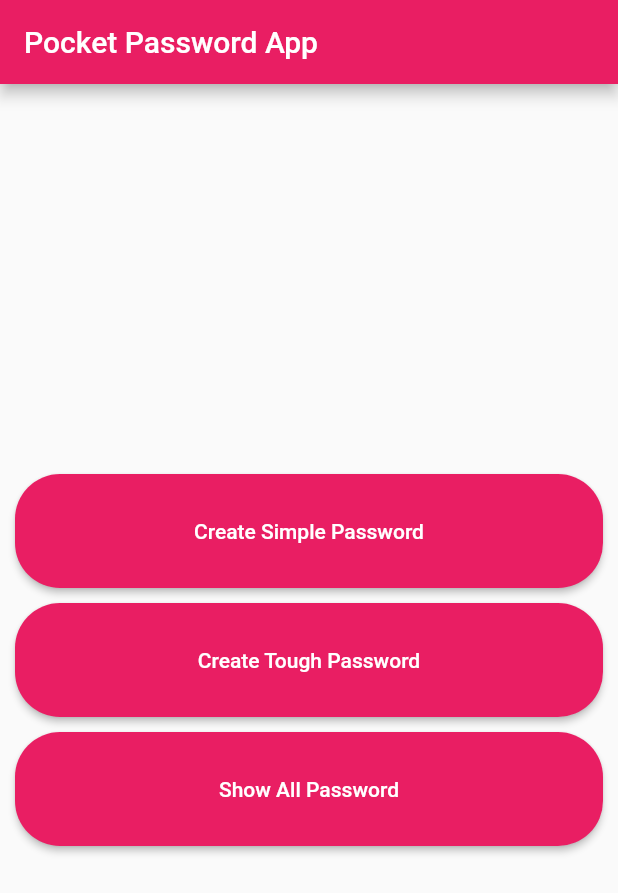
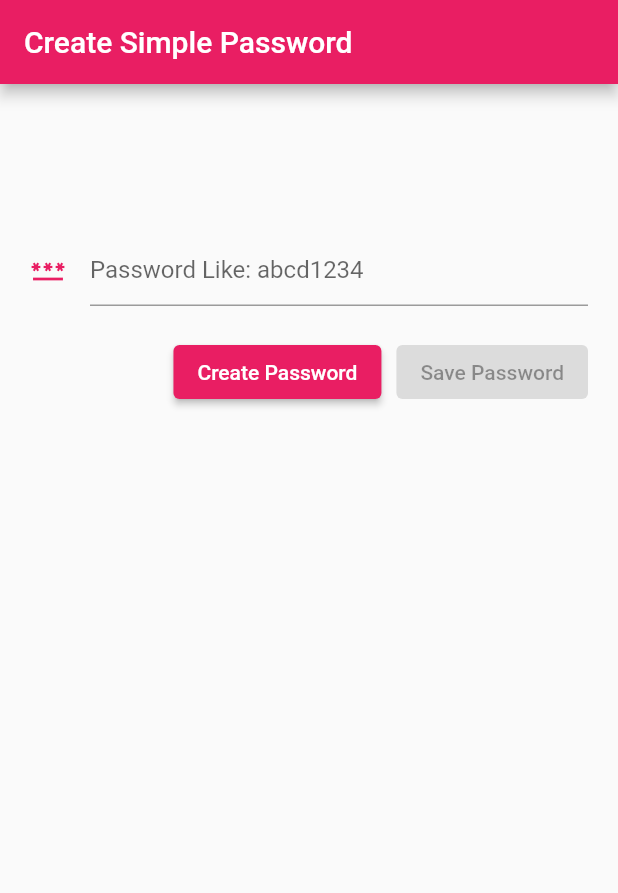
Before and after one commit to sohailsabir/FA19-BCS-016, a Flutter app: the screen it shows after launch, on a phone screen of 412 x 824 dp. Shown: the top 893 px of the screen. Run offline on Flutter 3.47's test engine with Material 2 defaults, Android fonts, the phone set to English and light mode, and no system bars; our stand-ins replace audioplayers, cloud_firestore, firebase_core, firebase_database, flutter_colorpicker, flutter_spinkit and 2 more; missing offline and left inert: dialog_alert, flutter_animated_button, splash_screen_view; accounts and stored records are empty.

Commit message:
create simple password screen

```diff
--- /dev/null
+++ b/lab_mid_pocket_password_diary/lib/UI/simplePasswordScreen.dart
@@ -0,0 +1,75 @@
+import 'package:flutter/material.dart';
+
+class SimplePasswordScreen extends StatefulWidget {
+  const SimplePasswordScreen({Key? key}) : super(key: key);
+
+  @override
+  _SimplePasswordScreenState createState() => _SimplePasswordScreenState();
+}
+
+class _SimplePasswordScreenState extends State<SimplePasswordScreen> {
+  TextEditingController password=new TextEditingController();
+  bool check=false;
+  @override
+  Widget build(BuildContext context) {
+    return Scaffold(
+      appBar: AppBar(
+        title: Text("Create Simple Password"),
+        backgroundColor: Colors.pink,
+      ),
+      body: Container(
+        padding: EdgeInsets.fromLTRB(20, 100, 20, 20),
+        child: Column(
+          children: [
+            TextField(
+              controller: password,
+              readOnly: true,
+              decoration: InputDecoration(
+                focusedBorder: OutlineInputBorder(
+                  borderSide: BorderSide(color: Colors.pink,
+                  width: 2.0),
+                ),
+                hintText: "Password Like: abcd1234",
+                icon: Icon(
+                  Icons.password,
+                  color: Colors.pink,
+                )
+              ),
+            ),
+            SizedBox(
+              height: 20.0,
+            ),
+            Row(
+              mainAxisAlignment: MainAxisAlignment.end,
+              children: [
+                ElevatedButton(
+                  onPressed: (){
+                    setState(() {
+                      check=true;
+                    });
+                  },
+                  child: Text("Create Password"),
+                  style: ElevatedButton.styleFrom(
+                    primary: Colors.pink,
+                  ),
+                ),
+                SizedBox(
+                  width: 10.0,
+                ),
+                ElevatedButton(
+                  onPressed: check==false?null:(){},
+                  child: Text("Save Password"),
+                  style: ElevatedButton.styleFrom(
+                    primary: Colors.pink,
+
+                  ),
+                ),
+              ],
+            ),
+          ],
+        ),
+      ),
+
+    );
+  }
+}
--- a/lab_mid_pocket_password_diary/lib/main.dart
+++ b/lab_mid_pocket_password_diary/lib/main.dart
@@ -1,4 +1,5 @@
 import 'package:flutter/material.dart';
+import 'package:lab_mid_pocket_password_diary/UI/simplePasswordScreen.dart';
 
 void main() {
   runApp(PasswordApp());
@@ -11,7 +12,7 @@ class PasswordApp extends StatelessWidget {
     return MaterialApp(
       debugShowCheckedModeBanner: false,
       title: "Pocket Password App",
-      home: DashBoard(),
+      home: SimplePasswordScreen(),
     );
   }
 }
```
